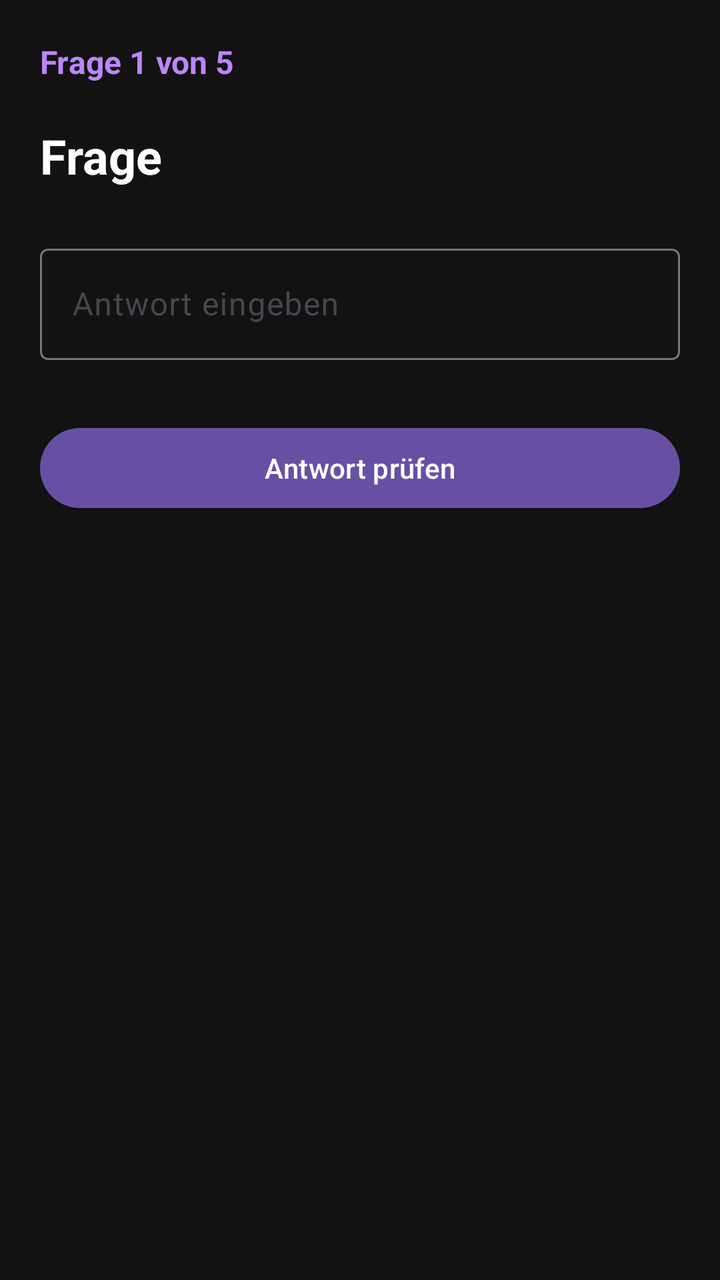
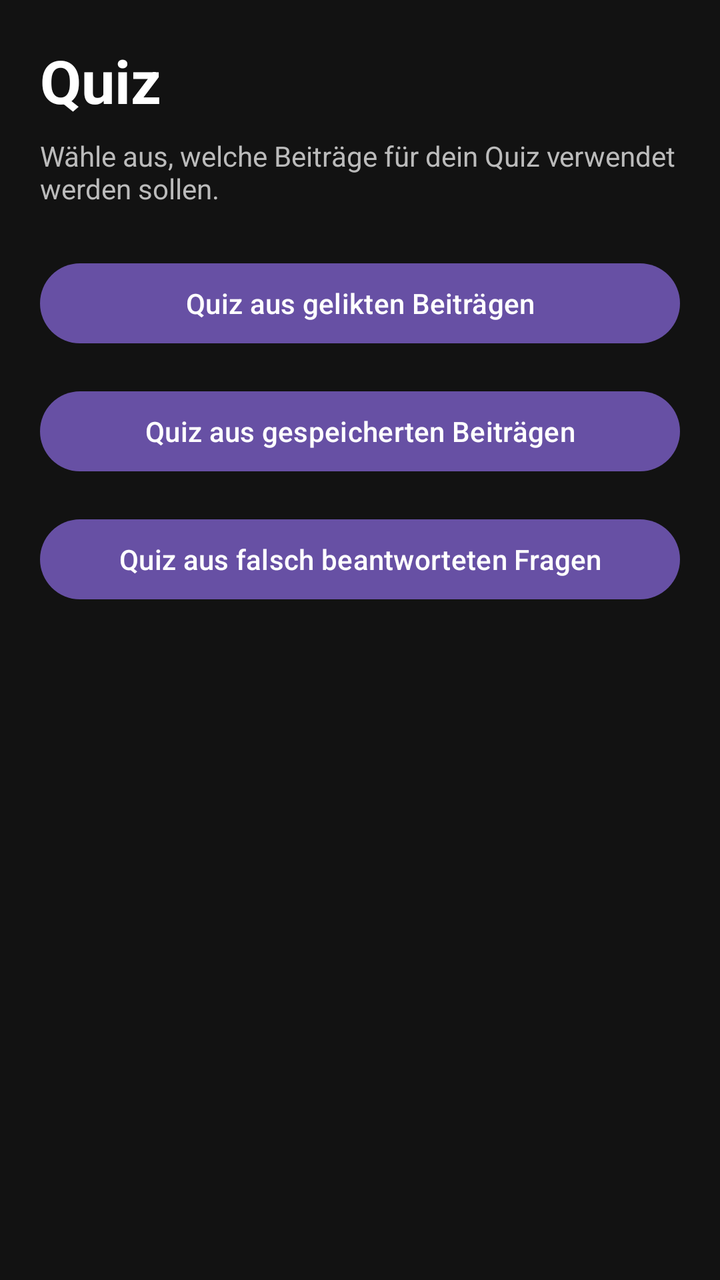

An Android layout rendered at two revisions. The XML below is the earlier revision; the diff shows what the commit changed to produce the second picture.
<!-- AndroidManifest.xml: application theme Theme.StudyGram -->
<!-- res/layout/fragment_quiz.xml -->
<?xml version="1.0" encoding="utf-8"?>
<LinearLayout xmlns:android="http://schemas.android.com/apk/res/android"
    android:layout_width="match_parent"
    android:layout_height="match_parent"
    android:orientation="vertical"
    android:background="#121212"
    android:padding="20dp">

    <TextView
        android:id="@+id/tvQuestionCounter"
        android:layout_width="wrap_content"
        android:layout_height="wrap_content"
        android:text="Frage 1 von 5"
        android:textColor="#BB86FC"
        android:textStyle="bold"
        android:textSize="16sp"/>

    <TextView
        android:id="@+id/tvQuestion"
        android:layout_width="match_parent"
        android:layout_height="wrap_content"
        android:text="Frage"
        android:textColor="@android:color/white"
        android:textSize="24sp"
        android:textStyle="bold"
        android:layout_marginTop="20dp"/>

    <com.google.android.material.textfield.TextInputLayout
        android:layout_width="match_parent"
        android:layout_height="wrap_content"
        android:layout_marginTop="25dp">

        <com.google.android.material.textfield.TextInputEditText
            android:id="@+id/etAnswer"
            android:layout_width="match_parent"
            android:layout_height="wrap_content"
            android:hint="Antwort eingeben"/>
    </com.google.android.material.textfield.TextInputLayout>

    <Button
        android:id="@+id/btnCheck"
        android:layout_width="match_parent"
        android:layout_height="wrap_content"
        android:text="Antwort prüfen"
        android:layout_marginTop="30dp"/>

</LinearLayout>
<!-- resources referenced by this layout -->
<resources>
  <style name="Theme.StudyGram" parent="Base.Theme.StudyGram" />
  <style name="Base.Theme.StudyGram" parent="Theme.Material3.DayNight.NoActionBar">
          
          
      </style>
</resources>

<!-- the commit's change to res/layout/fragment_quiz.xml (unified diff, before → after) -->
@@ -1,47 +1,51 @@
 <?xml version="1.0" encoding="utf-8"?>
-<LinearLayout xmlns:android="http://schemas.android.com/apk/res/android"
+<ScrollView xmlns:android="http://schemas.android.com/apk/res/android"
     android:layout_width="match_parent"
     android:layout_height="match_parent"
-    android:orientation="vertical"
-    android:background="#121212"
-    android:padding="20dp">
+    android:background="#121212">
 
-    <TextView
-        android:id="@+id/tvQuestionCounter"
-        android:layout_width="wrap_content"
-        android:layout_height="wrap_content"
-        android:text="Frage 1 von 5"
-        android:textColor="#BB86FC"
-        android:textStyle="bold"
-        android:textSize="16sp"/>
-
-    <TextView
-        android:id="@+id/tvQuestion"
+    <LinearLayout
         android:layout_width="match_parent"
         android:layout_height="wrap_content"
-        android:text="Frage"
-        android:textColor="@android:color/white"
-        android:textSize="24sp"
-        android:textStyle="bold"
-        android:layout_marginTop="20dp"/>
+        android:orientation="vertical"
+        android:padding="20dp">
 
-    <com.google.android.material.textfield.TextInputLayout
-        android:layout_width="match_parent"
-        android:layout_height="wrap_content"
-        android:layout_marginTop="25dp">
+        <TextView
+            android:layout_width="wrap_content"
+            android:layout_height="wrap_content"
+            android:text="Quiz"
+            android:textSize="30sp"
+            android:textStyle="bold"
+            android:textColor="@android:color/white"/>
 
-        <com.google.android.material.textfield.TextInputEditText
-            android:id="@+id/etAnswer"
+        <TextView
+            android:layout_width="wrap_content"
+            android:layout_height="wrap_content"
+            android:text="Wähle aus, welche Beiträge für dein Quiz verwendet werden sollen."
+            android:textColor="#BBBBBB"
+            android:layout_marginTop="8dp"
+            android:layout_marginBottom="24dp"/>
+
+        <Button
+            android:id="@+id/btnLikedQuiz"
             android:layout_width="match_parent"
             android:layout_height="wrap_content"
-            android:hint="Antwort eingeben"/>
-    </com.google.android.material.textfield.TextInputLayout>
+            android:text="Quiz aus gelikten Beiträgen"/>
 
-    <Button
-        android:id="@+id/btnCheck"
-        android:layout_width="match_parent"
-        android:layout_height="wrap_content"
-        android:text="Antwort prüfen"
-        android:layout_marginTop="30dp"/>
+        <Button
+            android:id="@+id/btnSavedQuiz"
+            android:layout_width="match_parent"
+            android:layout_height="wrap_content"
+            android:layout_marginTop="16dp"
+            android:text="Quiz aus gespeicherten Beiträgen"/>
 
-</LinearLayout>
+        <Button
+            android:id="@+id/btnWrongQuiz"
+            android:layout_width="match_parent"
+            android:layout_height="wrap_content"
+            android:layout_marginTop="16dp"
+            android:text="Quiz aus falsch beantworteten Fragen"/>
+
+    </LinearLayout>
+
+</ScrollView>
